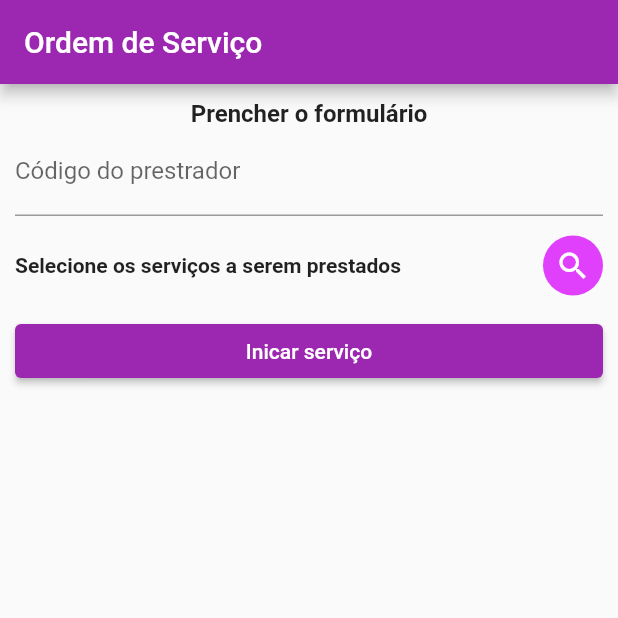
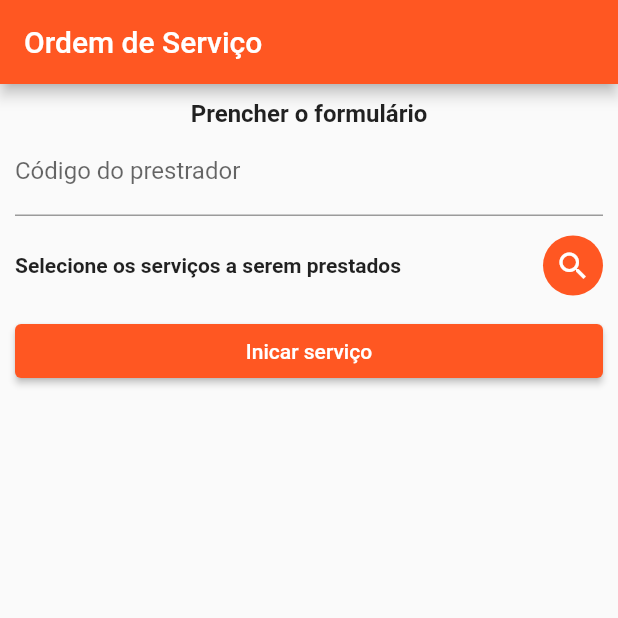
Before and after one commit to derossigil88/fiap_fase3_app, a Flutter app: the screen it shows after launch, on a phone screen of 412 x 824 dp, the top half of it. Run offline on Flutter 3.47's test engine with Material 2 defaults, Android fonts, the phone set to English and light mode, and no system bars; our stand-ins replace geolocator, get.

Commit message:
Correção tela

```diff
--- a/lib/controller/assist_controller.dart
+++ b/lib/controller/assist_controller.dart
@@ -17,7 +17,7 @@ class AssistController extends GetxController with StateMixin<List<Assist>> {
   @override
   void onReady() {
     super.onReady();
-    selectAssists = Get.arguments();
+    selectAssists = Get.arguments;
   }
 
   void getAssistList() {
--- a/lib/controller/order_controller.dart
+++ b/lib/controller/order_controller.dart
@@ -1,17 +1,13 @@
 // ignore_for_file: public_member_api_docs, sort_constructors_first
-import 'dart:convert';
 import 'dart:developer';
-
 import 'package:abctechapp/model/order_created.dart';
 import 'package:flutter/cupertino.dart';
 import 'package:geolocator/geolocator.dart';
 import 'package:get/get.dart';
-
 import 'package:abctechapp/model/assist.dart';
 import 'package:abctechapp/model/order.dart';
 import 'package:abctechapp/service/geolocation_service.dart';
 import 'package:abctechapp/service/order_service.dart';
-
 import '../model/order_location.dart';
 
 enum OrderState { creating, started, finished }
@@ -34,6 +30,7 @@ class OrderController extends GetxController with StateMixin<OrderCreated> {
   void onInit() {
     super.onInit();
     _geolocationService.start();
+    change(null, status: RxStatus.success());
   }
 
   getLocation() {
--- a/lib/main.dart
+++ b/lib/main.dart
@@ -25,7 +25,7 @@ class MyApp extends StatelessWidget {
     return GetMaterialApp(
       title: 'ABC TECH APP - Grupo K',
       theme: ThemeData(
-          primarySwatch: Colors.purple,
+          primarySwatch: Colors.deepOrange,
           textTheme: const TextTheme(headline4: TextStyle(color: Colors.blue))),
       getPages: [
         GetPage(name: "/", page: () => OrderPage(), binding: OrderBind()),
--- a/lib/model/order_location.dart
+++ b/lib/model/order_location.dart
@@ -10,18 +10,6 @@ class OrderLocation {
     required this.longitude,
     required this.dateTime,
   });
-
-  OrderLocation copyWith({
-    double? latitude,
-    double? longitutde,
-    DateTime? dateTime,
-  }) {
-    return OrderLocation(
-      latitude: latitude ?? this.latitude,
-      longitude: longitutde ?? this.longitude,
-      dateTime: dateTime ?? this.dateTime,
-    );
-  }
 
   Map<String, dynamic> toMap() {
     return <String, dynamic>{
--- a/lib/pages/home_page.dart
+++ b/lib/pages/home_page.dart
@@ -12,7 +12,7 @@ class HomePage extends GetView<AssistController> {
         itemCount: assist.length,
         itemBuilder: ((context, index) => ListTile(
               title: Text(assist[index].name),
-              selectedColor: Colors.deepPurple,
+              selectedColor: Colors.orange,
               selected: controller.isSelected(index),
               onTap: () => controller.selectAssist(index),
             )));
--- a/lib/pages/order_page.dart
+++ b/lib/pages/order_page.dart
@@ -17,13 +17,8 @@ class OrderPage extends GetView<OrderController> {
             ListTile(title: Text(assists[index].name)));
   }
 
-  Widget build(BuildContext context) {
-    return Scaffold(
-      appBar: AppBar(title: const Text('Ordem de Serviço')),
-      body: Container(
-        constraints: const BoxConstraints.expand(),
-        padding: const EdgeInsets.all(10.0),
-        child: SingleChildScrollView(
+  Widget buildForm(BuildContext context) {
+    return SingleChildScrollView(
       key: controller.formKey,
       child: Column(
         mainAxisAlignment: MainAxisAlignment.center,
@@ -56,7 +51,7 @@ class OrderPage extends GetView<OrderController> {
                     ))),
             Ink(
               decoration: const ShapeDecoration(
-                      shape: CircleBorder(), color: Colors.purpleAccent),
+                  shape: CircleBorder(), color: Colors.deepOrange),
               // ignore: sort_child_properties_last
               child: IconButton(
                 icon: const Icon(
@@ -87,8 +82,19 @@ class OrderPage extends GetView<OrderController> {
           ]),
         ],
       ),
-        ),
-      ),
     );
   }
+
+  @override
+  Widget build(BuildContext context) {
+    return Scaffold(
+        appBar: AppBar(title: const Text('Ordem de Serviço')),
+        body: Container(
+            constraints: const BoxConstraints.expand(),
+            padding: const EdgeInsets.all(10.0),
+            child: Container(
+              constraints: const BoxConstraints.expand(),
+              child: controller.obx((state) => buildForm(context)),
+            )));
   }
+}
--- a/lib/service/geolocation_service.dart
+++ b/lib/service/geolocation_service.dart
@@ -1,6 +1,4 @@
 // ignore_for_file: unused_element
-
-import 'dart:ffi';
 
 import 'package:geolocator/geolocator.dart';
 
```
Lines whose indentation alone changed are shown as unchanged.
